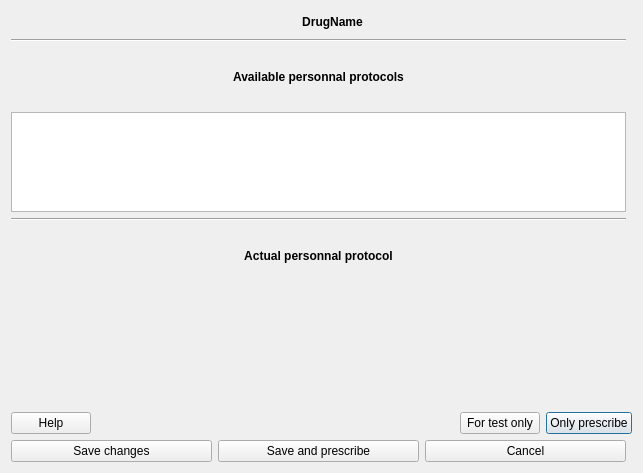
Old version of the form plugins/drugsplugin/dosagedialog/mfDosageCreatorDialog.ui in the repository FreeHealth/freehealth.
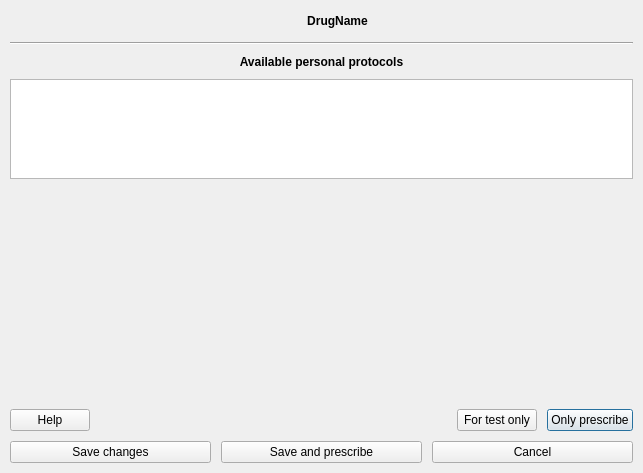
New version of the form. Custom widgets are drawn as their Qt base class.

What changed in the file:
```diff
--- a/plugins/drugsplugin/dosagedialog/mfDosageCreatorDialog.ui
+++ b/plugins/drugsplugin/dosagedialog/mfDosageCreatorDialog.ui
@@ -14,59 +14,12 @@
    <string>Dialog</string>
   </property>
   <layout class="QGridLayout" name="gridLayout">
-   <item row="9" column="0" colspan="2">
-    <layout class="QHBoxLayout" name="horizontalLayout_7">
-     <item>
-      <widget class="QPushButton" name="helpButton">
-       <property name="text">
-        <string>Help</string>
-       </property>
-       <property name="autoDefault">
-        <bool>false</bool>
-       </property>
-      </widget>
-     </item>
-     <item>
-      <spacer name="horizontalSpacer">
-       <property name="orientation">
-        <enum>Qt::Horizontal</enum>
-       </property>
-       <property name="sizeHint" stdset="0">
-        <size>
-         <width>40</width>
-         <height>20</height>
-        </size>
-       </property>
-      </spacer>
-     </item>
-     <item>
-      <widget class="QPushButton" name="testOnlyButton">
-       <property name="text">
-        <string>For test only</string>
-       </property>
-       <property name="autoDefault">
-        <bool>false</bool>
-       </property>
-      </widget>
-     </item>
-     <item>
-      <widget class="QPushButton" name="prescribeButton">
-       <property name="toolTip">
-        <string>The dosage will be used for your actual prescription,&lt;br /&gt; but will not be saved in your dosage database.</string>
-       </property>
-       <property name="text">
-        <string>Only prescribe</string>
-       </property>
-       <property name="autoDefault">
-        <bool>false</bool>
-       </property>
-       <property name="default">
-        <bool>true</bool>
-       </property>
-      </widget>
-     </item>
-    </layout>
-   </item>
+   <property name="margin">
+    <number>10</number>
+   </property>
+   <property name="spacing">
+    <number>10</number>
+   </property>
    <item row="0" column="0">
     <layout class="QHBoxLayout" name="horizontalLayout">
      <item>
@@ -121,48 +74,12 @@
      </item>
     </layout>
    </item>
-   <item row="11" column="0">
-    <layout class="QHBoxLayout" name="horizontalLayout_2">
-     <item>
-      <widget class="QPushButton" name="saveButton">
-       <property name="toolTip">
-        <string>The dosage will be saved in your personal dosage database, but not included in this prescription.</string>
-       </property>
-       <property name="text">
-        <string>Save changes</string>
-       </property>
-       <property name="autoDefault">
-        <bool>false</bool>
-       </property>
-      </widget>
-     </item>
-     <item>
-      <widget class="QPushButton" name="saveAndPrescribeButton">
-       <property name="toolTip">
-        <string>The dosage will be used for your actual prescription,&lt;br /&gt; and it will be saved in your dosage The dosage will be saved in your personal dosage database, and used in this prescription.</string>
-       </property>
-       <property name="text">
-        <string>Save and prescribe</string>
-       </property>
-       <property name="autoDefault">
-        <bool>false</bool>
-       </property>
-      </widget>
-     </item>
-     <item>
-      <widget class="QPushButton" name="cancelButton">
-       <property name="toolTip">
-        <string>Cancel this window, all changes will be lost.</string>
-       </property>
-       <property name="text">
-        <string>Cancel</string>
-       </property>
-       <property name="autoDefault">
-        <bool>false</bool>
-       </property>
-      </widget>
-     </item>
-    </layout>
+   <item row="1" column="0">
+    <widget class="Line" name="line">
+     <property name="orientation">
+      <enum>Qt::Horizontal</enum>
+     </property>
+    </widget>
    </item>
    <item row="2" column="0">
     <widget class="QLabel" name="label">
@@ -173,7 +90,7 @@
       </font>
      </property>
      <property name="text">
-      <string>Available personnal protocols</string>
+      <string>Available personal protocols</string>
      </property>
      <property name="alignment">
       <set>Qt::AlignCenter</set>
@@ -190,14 +107,7 @@
      </property>
     </widget>
    </item>
-   <item row="1" column="0">
-    <widget class="Line" name="line">
-     <property name="orientation">
-      <enum>Qt::Horizontal</enum>
-     </property>
-    </widget>
-   </item>
-   <item row="7" column="0" rowspan="2" colspan="2">
+   <item row="4" column="0">
     <widget class="DosageViewer" name="dosageViewer" native="true">
      <property name="sizePolicy">
       <sizepolicy hsizetype="Expanding" vsizetype="Expanding">
@@ -208,27 +118,100 @@
     </widget>
    </item>
    <item row="5" column="0">
-    <widget class="QLabel" name="label_2">
-     <property name="font">
-      <font>
-       <weight>75</weight>
-       <bold>true</bold>
-      </font>
-     </property>
-     <property name="text">
-      <string>Actual personnal protocol</string>
-     </property>
-     <property name="alignment">
-      <set>Qt::AlignCenter</set>
-     </property>
-    </widget>
+    <layout class="QHBoxLayout" name="horizontalLayout_7">
+     <item>
+      <widget class="QPushButton" name="helpButton">
+       <property name="text">
+        <string>Help</string>
+       </property>
+       <property name="autoDefault">
+        <bool>false</bool>
+       </property>
+      </widget>
+     </item>
+     <item>
+      <spacer name="horizontalSpacer">
+       <property name="orientation">
+        <enum>Qt::Horizontal</enum>
+       </property>
+       <property name="sizeHint" stdset="0">
+        <size>
+         <width>40</width>
+         <height>20</height>
+        </size>
+       </property>
+      </spacer>
+     </item>
+     <item>
+      <widget class="QPushButton" name="testOnlyButton">
+       <property name="text">
+        <string>For test only</string>
+       </property>
+       <property name="autoDefault">
+        <bool>false</bool>
+       </property>
+      </widget>
+     </item>
+     <item>
+      <widget class="QPushButton" name="prescribeButton">
+       <property name="toolTip">
+        <string>The dosage will be used for your actual prescription,&lt;br /&gt; but will not be saved in your dosage database.</string>
+       </property>
+       <property name="text">
+        <string>Only prescribe</string>
+       </property>
+       <property name="autoDefault">
+        <bool>false</bool>
+       </property>
+       <property name="default">
+        <bool>true</bool>
+       </property>
+      </widget>
+     </item>
+    </layout>
    </item>
-   <item row="4" column="0">
-    <widget class="Line" name="line_2">
-     <property name="orientation">
-      <enum>Qt::Horizontal</enum>
-     </property>
-    </widget>
+   <item row="6" column="0">
+    <layout class="QHBoxLayout" name="horizontalLayout_2">
+     <item>
+      <widget class="QPushButton" name="saveButton">
+       <property name="toolTip">
+        <string>The dosage will be saved in your personal dosage database, but not included in this prescription.</string>
+       </property>
+       <property name="text">
+        <string>Save changes</string>
+       </property>
+       <property name="autoDefault">
+        <bool>false</bool>
+       </property>
+      </widget>
+     </item>
+     <item>
+      <widget class="QPushButton" name="saveAndPrescribeButton">
+       <property name="toolTip">
+        <string>The dosage will be used for your actual prescription,&lt;br /&gt; and it will be saved in your dosage The dosage will be saved in your personal dosage database, and used in this prescription.</string>
+       </property>
+       <property name="text">
+        <string>Save and prescribe</string>
+       </property>
+       <property name="autoDefault">
+        <bool>false</bool>
+       </property>
+      </widget>
+     </item>
+     <item>
+      <widget class="QPushButton" name="cancelButton">
+       <property name="toolTip">
+        <string>Cancel this window, all changes will be lost.</string>
+       </property>
+       <property name="text">
+        <string>Cancel</string>
+       </property>
+       <property name="autoDefault">
+        <bool>false</bool>
+       </property>
+      </widget>
+     </item>
+    </layout>
    </item>
   </layout>
  </widget>
```
